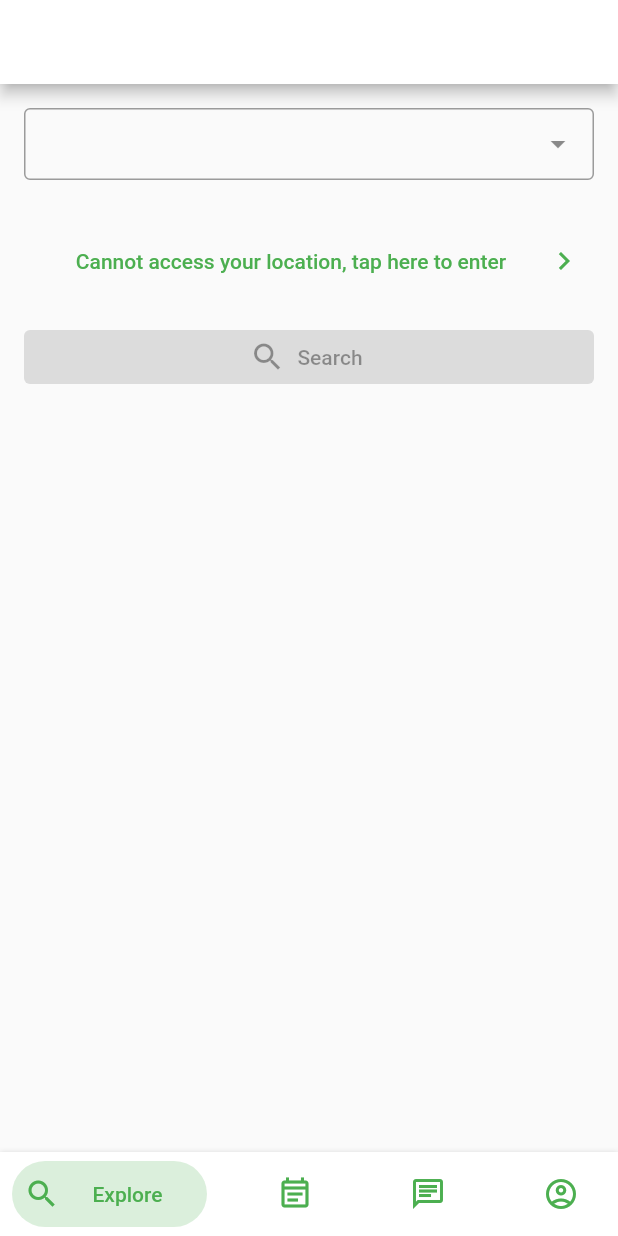
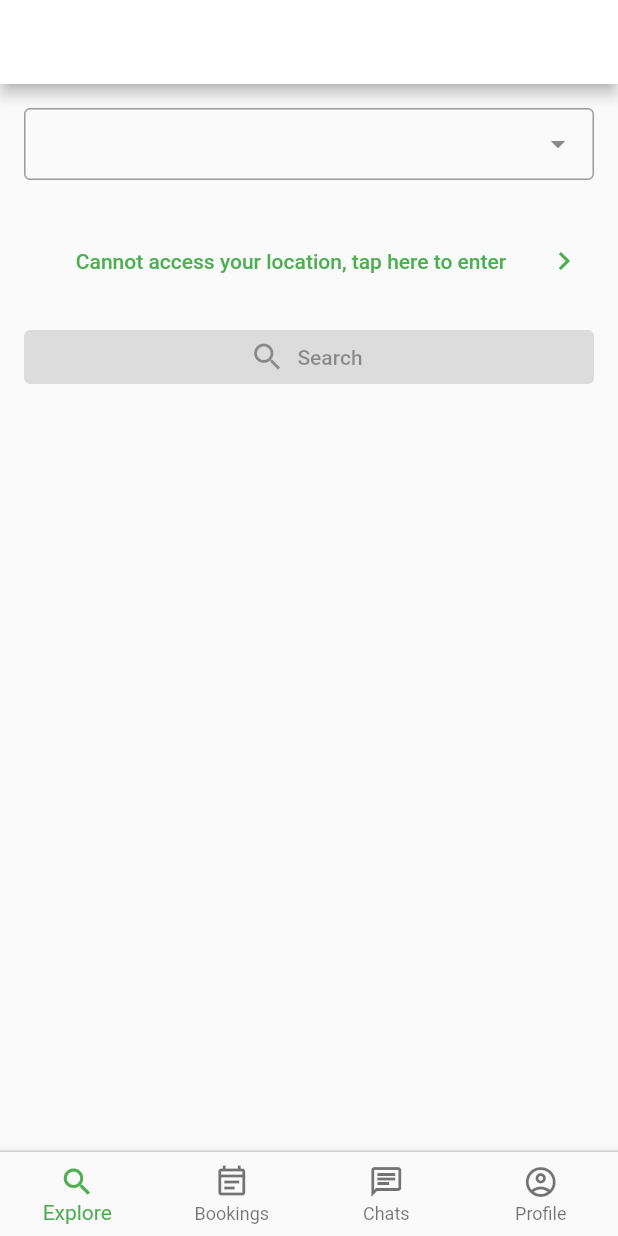
Before and after one commit to Easy-Wellness/EasyWellness, a Flutter app: the screen it shows once a user with an empty profile is signed in, on a phone screen of 412 x 824 dp. Run offline on Flutter 3.47's test engine with Material 2 defaults, Android fonts, the phone set to English and light mode, and no system bars; drawn by our look-alikes of bottom_navy_bar, dropdown_search; our stand-ins replace cloud_firestore, firebase_auth, firebase_core, flutter_rating_bar, flutter_svg, geocoding and 4 more; missing offline and left inert: flutter_facebook_auth, geoflutterfire; accounts and stored records are empty.

Commit message:
💄 refine custom bottom navigation bar

```diff
--- a/lib/components/bottom_navbar.dart
+++ /dev/null
@@ -1,66 +0,0 @@
-import 'package:bottom_navy_bar/bottom_navy_bar.dart';
-import 'package:flutter/material.dart';
-import 'package:users/screens/explore/explore_screen.dart';
-
-class BottomNavbar extends StatefulWidget {
-  const BottomNavbar({Key? key}) : super(key: key);
-
-  @override
-  _BottomNavbarState createState() => _BottomNavbarState();
-}
-
-class _BottomNavbarState extends State<BottomNavbar> {
-  int _selectedIndex = 0;
-
-  @override
-  Widget build(BuildContext context) {
-    return BottomNavyBar(
-      selectedIndex: _selectedIndex,
-      showElevation: true, // use this to remove appBar's elevation
-      onItemSelected: (index) => setState(() => _selectedIndex = index),
-      items: [
-        _buildNavBarItem(
-          context,
-          title: 'Explore',
-          iconData: Icons.search_outlined,
-          routeName: ExploreScreen.routeName,
-        ),
-        _buildNavBarItem(
-          context,
-          title: 'Bookings',
-          iconData: Icons.event_note_outlined,
-          routeName: ExploreScreen.routeName,
-        ),
-        _buildNavBarItem(
-          context,
-          title: 'Chats',
-          iconData: Icons.chat_outlined,
-          routeName: ExploreScreen.routeName,
-        ),
-        _buildNavBarItem(
-          context,
-          title: 'Profile',
-          iconData: Icons.account_circle_outlined,
-          routeName: ExploreScreen.routeName,
-        )
-      ],
-    );
-  }
-}
-
-BottomNavyBarItem _buildNavBarItem(
-  BuildContext context, {
-  required String title,
-  required IconData iconData,
-  required String routeName,
-}) {
-  return BottomNavyBarItem(
-    icon: Icon(iconData),
-    title: TextButton(
-      onPressed: () => Navigator.pushReplacementNamed(context, routeName),
-      child: Text(title),
-    ),
-    activeColor: Theme.of(context).accentColor,
-    textAlign: TextAlign.center,
-  );
-}
--- /dev/null
+++ b/lib/components/custom_bottom_nav_bar.dart
@@ -0,0 +1,69 @@
+import 'package:flutter/material.dart';
+import 'package:users/screens/booking_list/booking_list_screen.dart';
+import 'package:users/screens/chat_list/chat_list_screen.dart';
+import 'package:users/screens/explore/explore_screen.dart';
+import 'package:users/screens/profile/profile_screen.dart';
+
+final List<Widget> _rootScreens = [
+  ExploreScreen(),
+  BookingListScreen(),
+  ChatListScreen(),
+  ProfileScreen(),
+];
+
+class CustomBottomNavBar extends StatelessWidget {
+  const CustomBottomNavBar({Key? key}) : super(key: key);
+
+  @override
+  Widget build(BuildContext context) {
+    final initialIndex = ModalRoute.of(context)!.settings.arguments as int?;
+    final currentIndex = initialIndex ?? 0;
+    return Container(
+      decoration: BoxDecoration(
+        color: Colors.white,
+        border: Border(top: BorderSide(color: Colors.grey[350]!)),
+      ),
+      child: BottomNavigationBar(
+        currentIndex: currentIndex,
+        type: BottomNavigationBarType.fixed,
+        showUnselectedLabels: true,
+        unselectedItemColor: Colors.grey[750],
+        selectedItemColor: Theme.of(context).accentColor,
+        onTap: (index) => Navigator.pushReplacement(
+          context,
+          PageRouteBuilder(
+            settings: RouteSettings(arguments: index),
+            pageBuilder: (_, __, ___) => _rootScreens[index],
+            transitionDuration: const Duration(milliseconds: 100),
+
+            ///  After navigating from route A to route B, the widgets in
+            /// route B will fade in (go from opacity 0 to 1) gradually
+            transitionsBuilder: (_, animation, secondaryAnimation, child) =>
+                FadeTransition(opacity: animation, child: child),
+          ),
+        ),
+        items: const [
+          BottomNavigationBarItem(
+            label: 'Explore',
+            icon: Icon(Icons.search_outlined),
+          ),
+          BottomNavigationBarItem(
+            label: 'Bookings',
+            icon: Icon(Icons.event_note_outlined),
+            activeIcon: Icon(Icons.event_note_rounded),
+          ),
+          BottomNavigationBarItem(
+            label: 'Chats',
+            icon: Icon(Icons.chat_outlined),
+            activeIcon: Icon(Icons.chat_rounded),
+          ),
+          BottomNavigationBarItem(
+            label: 'Profile',
+            icon: Icon(Icons.account_circle_outlined),
+            activeIcon: Icon(Icons.account_circle_rounded),
+          )
+        ],
+      ),
+    );
+  }
+}
--- a/lib/routes.dart
+++ b/lib/routes.dart
@@ -1,4 +1,6 @@
 import 'package:flutter/material.dart';
+import 'package:users/screens/booking_list/booking_list_screen.dart';
+import 'package:users/screens/chat_list/chat_list_screen.dart';
 
 import 'screens/error/error_screen.dart';
 import 'screens/explore/create_booking_screen.dart';
@@ -8,14 +10,26 @@ import 'screens/explore/schedule_booking_screen.dart';
 import 'screens/explore/search_services_screen.dart';
 import 'screens/loading/loading_screen.dart';
 import 'screens/login/login_screen.dart';
+import 'screens/profile/profile_screen.dart';
 
 final Map<String, WidgetBuilder> routes = {
   LoginScreen.routeName: (_) => LoginScreen(),
   LoadingScreen.routeName: (_) => LoadingScreen(),
   ErrorScreen.routeName: (_) => ErrorScreen(),
+
+  /// Sub-screens of the root Explore Screen
   ExploreScreen.routeName: (_) => ExploreScreen(),
   PickLocationScreen.routeName: (_) => PickLocationScreen(),
   SearchServicesScreen.routeName: (_) => SearchServicesScreen(),
   ScheduleBookingScreen.routeName: (_) => ScheduleBookingScreen(),
   CreateBookingScreen.routeName: (_) => CreateBookingScreen(),
+
+  /// Sub-screens of the root Booking List Screen
+  BookingListScreen.routeName: (_) => BookingListScreen(),
+
+  /// Sub-screens of the root Chat List Screen
+  ChatListScreen.routeName: (_) => ChatListScreen(),
+
+  /// Sub-screens of the root Profile Screen
+  ProfileScreen.routeName: (_) => ProfileScreen(),
 };
--- a/lib/screens/explore/explore_screen.dart
+++ b/lib/screens/explore/explore_screen.dart
@@ -1,5 +1,5 @@
 import 'package:flutter/material.dart';
-import 'package:users/components/bottom_navbar.dart';
+import 'package:users/components/custom_bottom_nav_bar.dart';
 
 import 'search_services_form.dart';
 
@@ -12,10 +12,10 @@ class ExploreScreen extends StatelessWidget {
       onTap: () => FocusManager.instance.primaryFocus?.unfocus(),
       child: Scaffold(
         appBar: AppBar(
-          title: Text('Home'),
+          title: Text('Explore'),
         ),
         body: Body(),
-        bottomNavigationBar: BottomNavbar(),
+        bottomNavigationBar: CustomBottomNavBar(),
       ),
     );
   }
--- /dev/null
+++ b/lib/screens/profile/profile_screen.dart
@@ -0,0 +1,24 @@
+import 'package:flutter/material.dart';
+import 'package:users/components/custom_bottom_nav_bar.dart';
+
+class ProfileScreen extends StatelessWidget {
+  static const String routeName = '/profile';
+
+  @override
+  Widget build(BuildContext context) {
+    return Scaffold(
+      appBar: AppBar(
+        title: Text('Your profile'),
+      ),
+      body: Body(),
+      bottomNavigationBar: CustomBottomNavBar(),
+    );
+  }
+}
+
+class Body extends StatelessWidget {
+  @override
+  Widget build(BuildContext context) {
+    return Container();
+  }
+}
--- a/pubspec.yaml
+++ b/pubspec.yaml
@@ -46,7 +46,6 @@ dependencies:
   flutter_rating_bar: ^4.0.0
   geoflutterfire: ^3.0.1
   intl: ^0.17.0
-  bottom_navy_bar: ^6.0.0
 
 dev_dependencies:
   build_runner: ^2.0.4
```
Also changed, not shown: lib/screens/booking_list/booking_list_screen.dart (added, +24 -0 lines), lib/screens/chat_list/chat_list_screen.dart (added, +24 -0 lines), pubspec.lock.
